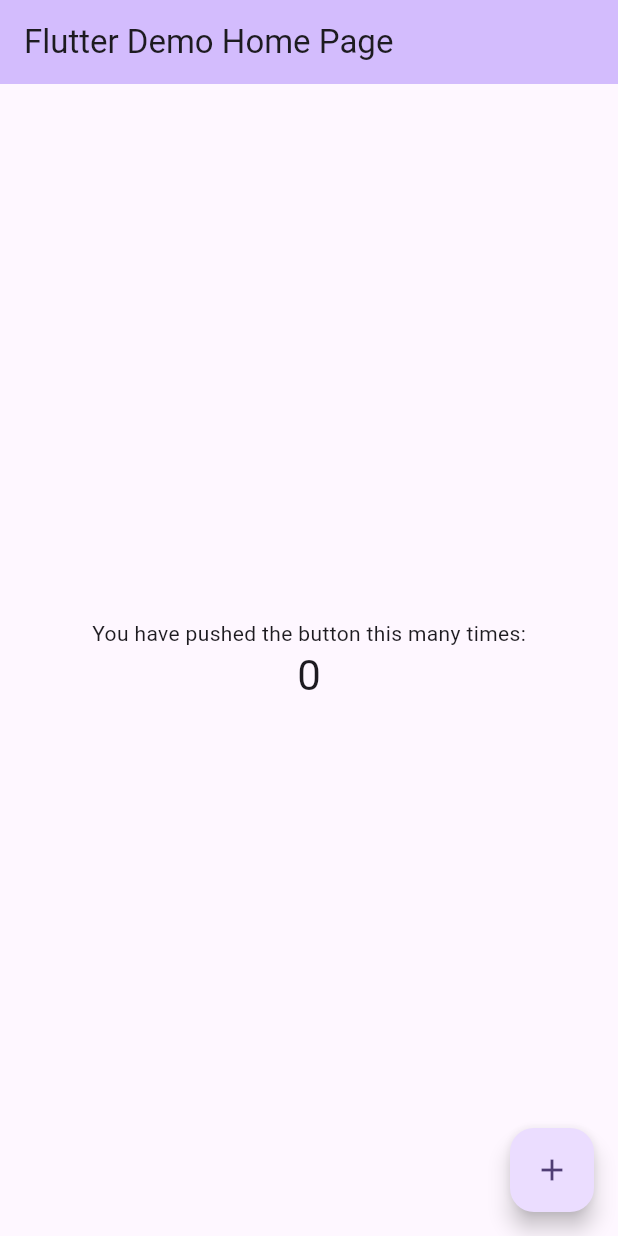
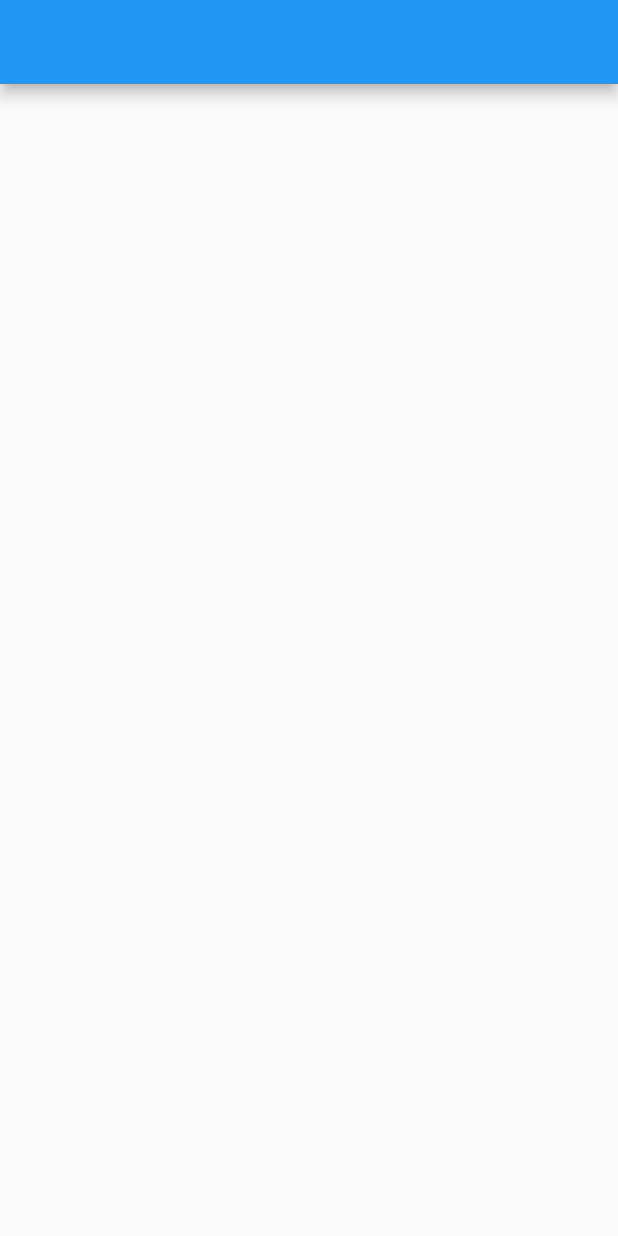
Before and after one commit to AayushPatel006/SpanishNumberAudio_App, a Flutter app: the screen it shows after launch, on a phone screen of 412 x 824 dp. Run offline on Flutter 3.47's test engine with Material 2 defaults, Android fonts, the phone set to English and light mode, and no system bars; our stand-ins replace audioplayers.

Commit message:
All Variable Initilized

```diff
--- /dev/null
+++ b/lib/HomePage.dart
@@ -0,0 +1,37 @@
+import 'package:flutter/material.dart';
+import 'NumberAudio.dart';
+import 'package:audioplayers/audioplayers.dart';
+
+class HomePage extends StatefulWidget {
+  const HomePage({super.key});
+
+  @override
+  State<HomePage> createState() => _HomePageState();
+}
+
+class _HomePageState extends State<HomePage> {
+  AudioPlayer audioPlayer = AudioPlayer();
+  List<NumberAudio> numberList = [
+    NumberAudio('one.wav', Colors.red, "One"),
+    NumberAudio('two.wav', Colors.blue, "Two"),
+    NumberAudio('three.wav', Colors.green, "Three"),
+    NumberAudio('four.wav', Colors.pink, "Four"),
+    NumberAudio('five.wav', Colors.brown, "Five"),
+    NumberAudio('six.wav', Colors.blueGrey, "Six"),
+    NumberAudio('seven.wav', Colors.teal, "Seven"),
+    NumberAudio('eight.wav', Colors.grey, "Eight"),
+    NumberAudio('nine.wav', Colors.orange, "Nine"),
+    NumberAudio('ten.wav', Colors.purple, "Ten"),
+  ];
+
+  play(String uri) {
+    audioPlayer.play(UrlSource(uri));
+  }
+
+  @override
+  Widget build(BuildContext context) {
+    return Scaffold(
+      appBar: AppBar(),
+    );
+  }
+}
--- /dev/null
+++ b/lib/NumberAudio.dart
@@ -0,0 +1,13 @@
+import 'package:flutter/material.dart';
+
+class NumberAudio {
+  String? audioUri;
+  MaterialColor? buttonColor;
+  String? buttonText;
+
+  NumberAudio(String aU, MaterialColor bC, String bT) {
+    this.audioUri = aU;
+    this.buttonColor = bC;
+    this.buttonText = bT;
+  }
+}
--- a/lib/main.dart
+++ b/lib/main.dart
@@ -1,125 +1,19 @@
 import 'package:flutter/material.dart';
+import 'HomePage.dart';
 
-void main() {
-  runApp(const MyApp());
-}
+void main() => runApp(MyApp());
 
 class MyApp extends StatelessWidget {
   const MyApp({super.key});
 
-  // This widget is the root of your application.
   @override
   Widget build(BuildContext context) {
     return MaterialApp(
-      title: 'Flutter Demo',
+      title: "Spanish number app",
       theme: ThemeData(
-        // This is the theme of your application.
-        //
-        // TRY THIS: Try running your application with "flutter run". You'll see
-        // the application has a blue toolbar. Then, without quitting the app,
-        // try changing the seedColor in the colorScheme below to Colors.green
-        // and then invoke "hot reload" (save your changes or press the "hot
-        // reload" button in a Flutter-supported IDE, or press "r" if you used
-        // the command line to start the app).
-        //
-        // Notice that the counter didn't reset back to zero; the application
-        // state is not lost during the reload. To reset the state, use hot
-        // restart instead.
-        //
-        // This works for code too, not just values: Most code changes can be
-        // tested with just a hot reload.
-        colorScheme: ColorScheme.fromSeed(seedColor: Colors.deepPurple),
-        useMaterial3: true,
+        primarySwatch: Colors.blue,
       ),
-      home: const MyHomePage(title: 'Flutter Demo Home Page'),
+      home: HomePage(),
     );
   }
 }
-
-class MyHomePage extends StatefulWidget {
-  const MyHomePage({super.key, required this.title});
-
-  // This widget is the home page of your application. It is stateful, meaning
-  // that it has a State object (defined below) that contains fields that affect
-  // how it looks.
-
-  // This class is the configuration for the state. It holds the values (in this
-  // case the title) provided by the parent (in this case the App widget) and
-  // used by the build method of the State. Fields in a Widget subclass are
-  // always marked "final".
-
-  final String title;
-
-  @override
-  State<MyHomePage> createState() => _MyHomePageState();
-}
-
-class _MyHomePageState extends State<MyHomePage> {
-  int _counter = 0;
-
-  void _incrementCounter() {
-    setState(() {
-      // This call to setState tells the Flutter framework that something has
-      // changed in this State, which causes it to rerun the build method below
-      // so that the display can reflect the updated values. If we changed
-      // _counter without calling setState(), then the build method would not be
-      // called again, and so nothing would appear to happen.
-      _counter++;
-    });
-  }
-
-  @override
-  Widget build(BuildContext context) {
-    // This method is rerun every time setState is called, for instance as done
-    // by the _incrementCounter method above.
-    //
-    // The Flutter framework has been optimized to make rerunning build methods
-    // fast, so that you can just rebuild anything that needs updating rather
-    // than having to individually change instances of widgets.
-    return Scaffold(
-      appBar: AppBar(
-        // TRY THIS: Try changing the color here to a specific color (to
-        // Colors.amber, perhaps?) and trigger a hot reload to see the AppBar
-        // change color while the other colors stay the same.
-        backgroundColor: Theme.of(context).colorScheme.inversePrimary,
-        // Here we take the value from the MyHomePage object that was created by
-        // the App.build method, and use it to set our appbar title.
-        title: Text(widget.title),
-      ),
-      body: Center(
-        // Center is a layout widget. It takes a single child and positions it
-        // in the middle of the parent.
-        child: Column(
-          // Column is also a layout widget. It takes a list of children and
-          // arranges them vertically. By default, it sizes itself to fit its
-          // children horizontally, and tries to be as tall as its parent.
-          //
-          // Column has various properties to control how it sizes itself and
-          // how it positions its children. Here we use mainAxisAlignment to
-          // center the children vertically; the main axis here is the vertical
-          // axis because Columns are vertical (the cross axis would be
-          // horizontal).
-          //
-          // TRY THIS: Invoke "debug painting" (choose the "Toggle Debug Paint"
-          // action in the IDE, or press "p" in the console), to see the
-          // wireframe for each widget.
-          mainAxisAlignment: MainAxisAlignment.center,
-          children: <Widget>[
-            const Text(
-              'You have pushed the button this many times:',
-            ),
-            Text(
-              '$_counter',
-              style: Theme.of(context).textTheme.headlineMedium,
-            ),
-          ],
-        ),
-      ),
-      floatingActionButton: FloatingActionButton(
-        onPressed: _incrementCounter,
-        tooltip: 'Increment',
-        child: const Icon(Icons.add),
-      ), // This trailing comma makes auto-formatting nicer for build methods.
-    );
-  }
-}
```
Also changed, not shown: pubspec.yaml (+14 -2 lines), images/logo.png (added), pubspec.lock, 15 other files.
